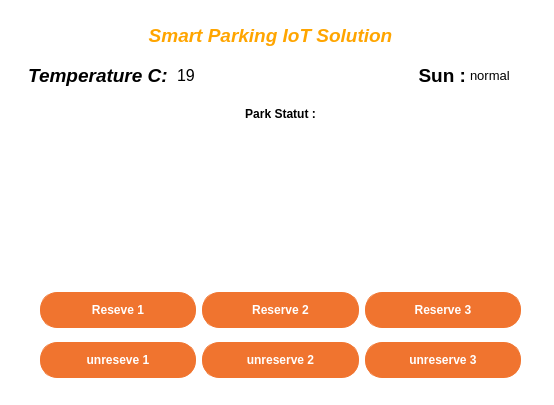
The window that vehicule_app/ui/parking.ui (zakariarhiba/Smart-Parking) describes before a commit, drawn with Qt 5.
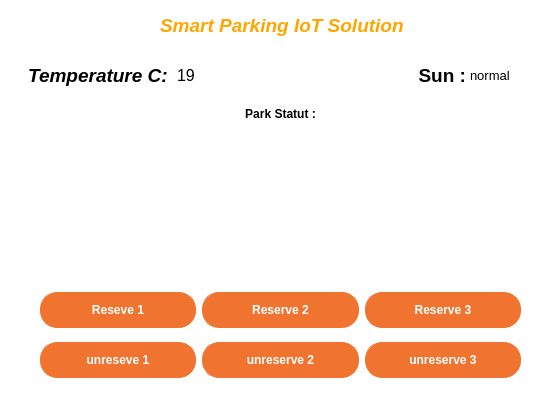
The same window after the commit. Icons and pictures are not drawn.

```diff
--- a/vehicule_app/ui/parking.ui
+++ b/vehicule_app/ui/parking.ui
@@ -50,26 +50,13 @@
 }
 </string>
   </property>
-  <widget class="QLabel" name="label_3">
-   <property name="geometry">
-    <rect>
-     <x>100</x>
-     <y>10</y>
-     <width>341</width>
-     <height>51</height>
-    </rect>
-   </property>
-   <property name="text">
-    <string>&lt;html&gt;&lt;head/&gt;&lt;body&gt;&lt;p align=&quot;center&quot;&gt;&lt;span style=&quot; color:orange;font-size:14pt; font-weight:600; font-style:italic;&quot;&gt;Smart Parking IoT Solution&lt;/span&gt;&lt;/p&gt;&lt;/body&gt;&lt;/html&gt;</string>
-   </property>
-  </widget>
   <widget class="QWidget" name="horizontalLayoutWidget">
    <property name="geometry">
     <rect>
      <x>40</x>
      <y>140</y>
      <width>481</width>
-     <height>131</height>
+     <height>211</height>
     </rect>
    </property>
    <layout class="QHBoxLayout" name="horizontalLayout">
@@ -265,6 +252,23 @@
     <string>&lt;html&gt;&lt;head/&gt;&lt;body&gt;&lt;p align=&quot;center&quot;&gt;&lt;span style=&quot; font-weight:600;&quot;&gt;Park Statut :&lt;/span&gt;&lt;/p&gt;&lt;/body&gt;&lt;/html&gt;</string>
    </property>
   </widget>
+  <widget class="QLabel" name="title">
+   <property name="geometry">
+    <rect>
+     <x>160</x>
+     <y>0</y>
+     <width>341</width>
+     <height>51</height>
+    </rect>
+   </property>
+   <property name="styleSheet">
+    <string notr="true">color:orange;font-size:14pt; font-weight:600; font-style:italic;
+</string>
+   </property>
+   <property name="text">
+    <string>Smart Parking IoT Solution</string>
+   </property>
+  </widget>
  </widget>
  <resources/>
  <connections/>
```
